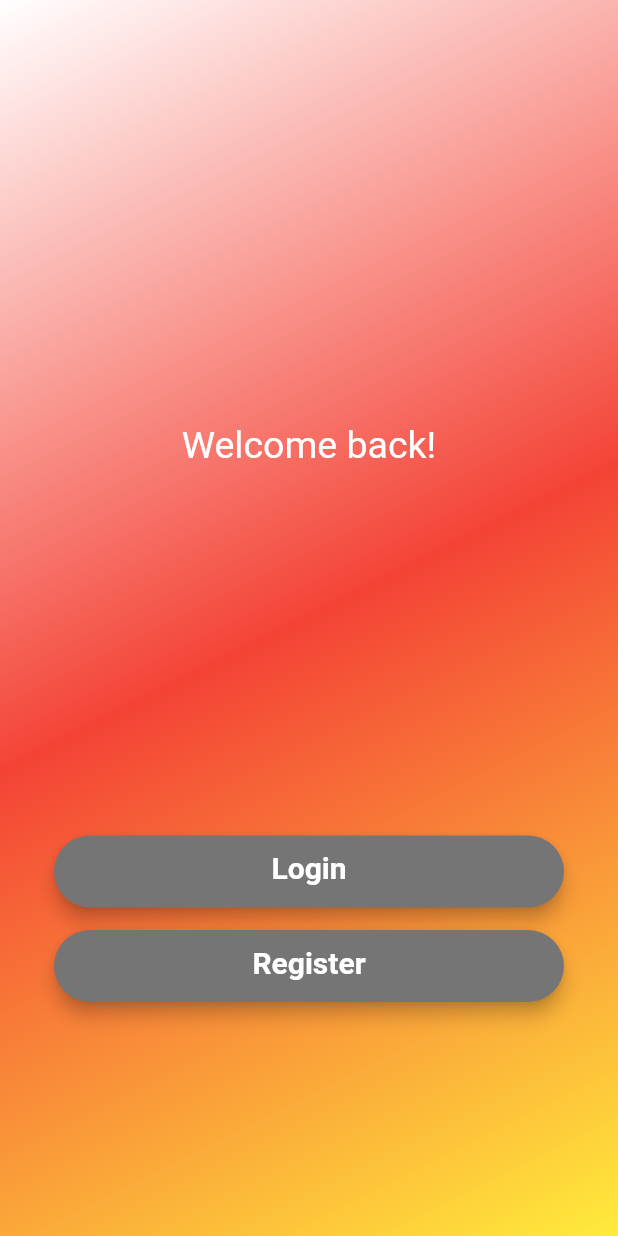
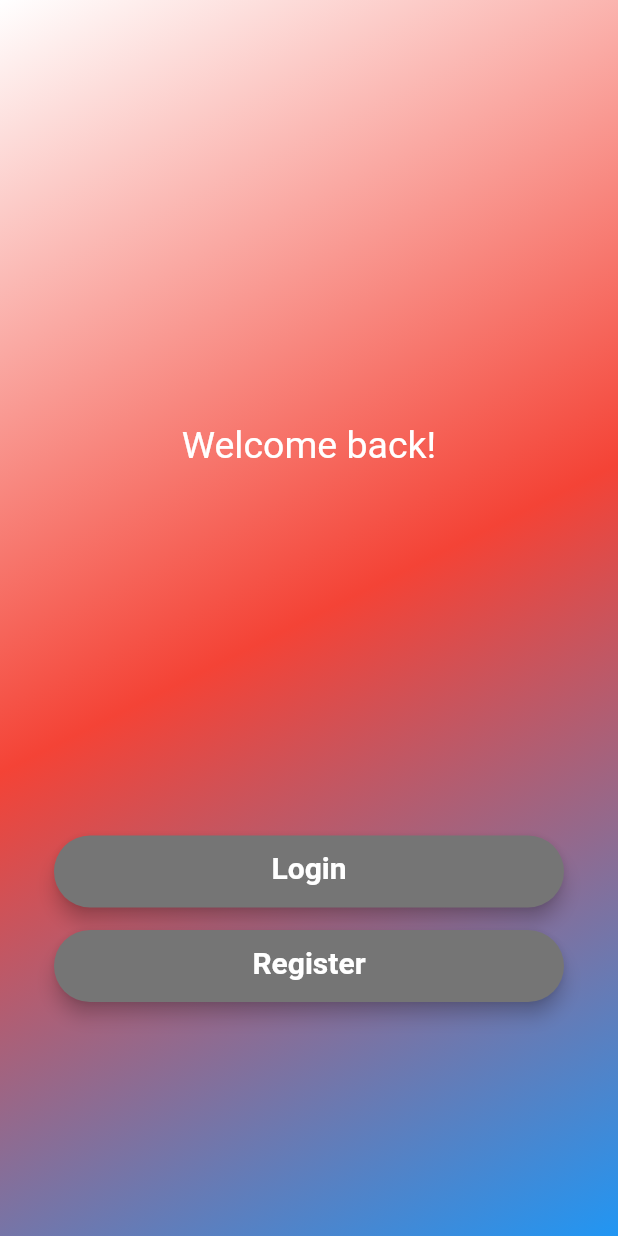
Before and after one commit to Afram94/HiLoGame_Flutter, a Flutter app: the screen it shows after launch, on a phone screen of 412 x 824 dp. Run offline on Flutter 3.47's test engine with Material 2 defaults, Android fonts, the phone set to English and light mode, and no system bars; our stand-ins replace cloud_firestore, firebase_auth, firebase_core, flutter_spinkit, shared_preferences; accounts and stored records are empty.

Commit message:
New message

```diff
--- a/lib/views/opening_screen.dart
+++ b/lib/views/opening_screen.dart
@@ -107,7 +107,7 @@ class _OpeningViewState extends State<OpeningView> {
           gradient: LinearGradient(
               begin: Alignment.topLeft,
               end: Alignment.bottomRight,
-              colors: [Colors.white,Colors.red, Colors.yellow])),
+              colors: [Colors.white,Colors.red, Colors.blue])),
       //_________________________________________
       padding: EdgeInsets.all(36),
       child: Column(
```
